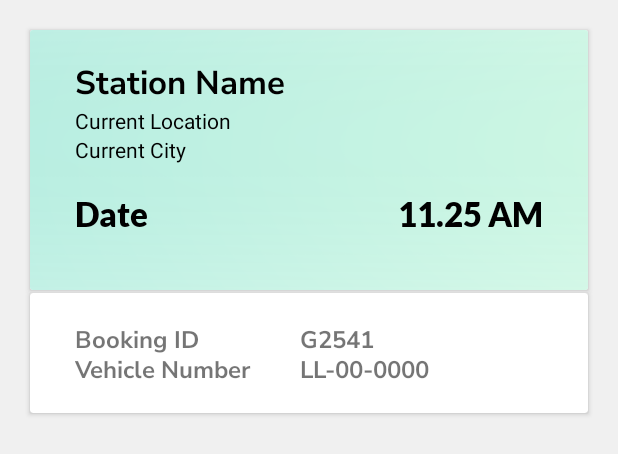
After one commit to prejin2310/Ev-Charging-App, an Android app: the layout rva_dapter.xml on its own in the app's theme, with its tools: preview values and no code run, on a phone screen of 412 x 824 dp. The commit adds this screen. Shown: the top 454 px of the screen. Run offline under Robolectric (Android 15) with nearby library versions, the phone set to English and light mode, and no system bars.

Commit message:
user booking details fetch

```diff
--- a/app/src/main/java/com/example/evjava/SelectTime.java
+++ b/app/src/main/java/com/example/evjava/SelectTime.java
@@ -100,8 +100,9 @@ public class SelectTime extends AppCompatActivity {
             @Override
             public void onClick(View view) {
                 String uid=currentFirebaseUser.getUid();
+                final String pushId = FirebaseDatabase.getInstance().getReference().push().getKey();
                 bookdb book=new bookdb(uid,stationname,stloc,stcity,sttype,TimePick,currentDate,"no");
-                firebaseDatabase.getReference().child("booking-details").push().setValue(book)
+                firebaseDatabase.getReference().child("booking-details").child(uid).child(pushId).setValue(book)
                         .addOnSuccessListener(new OnSuccessListener<Void>() {
                             @Override
                             public void onSuccess(Void unused) {
--- /dev/null
+++ b/app/src/main/res/layout/rva_dapter.xml
@@ -0,0 +1,152 @@
+<?xml version="1.0" encoding="utf-8"?>
+<RelativeLayout xmlns:android="http://schemas.android.com/apk/res/android"
+    android:layout_width="match_parent"
+    android:layout_height="match_parent"
+    android:background="#B0EDEDED"
+    android:orientation="vertical">
+
+    <androidx.cardview.widget.CardView
+        android:layout_width="match_parent"
+        android:layout_height="173dp"
+        android:layout_marginStart="20dp"
+        android:layout_marginTop="20dp"
+        android:layout_marginEnd="20dp">
+
+        <LinearLayout
+            android:id="@+id/linearLayout1"
+            android:layout_width="match_parent"
+            android:layout_height="match_parent"
+            android:background="@drawable/bg2"
+            android:orientation="vertical">
+
+            <LinearLayout
+                android:layout_width="match_parent"
+                android:layout_height="wrap_content"
+                android:layout_marginStart="30dp"
+                android:layout_marginTop="20dp"
+                android:layout_marginEnd="30dp"
+                android:orientation="horizontal">
+
+                <LinearLayout
+                    android:layout_width="wrap_content"
+                    android:layout_height="wrap_content"
+                    android:orientation="vertical">
+
+                    <TextView
+                        android:id="@+id/b_name"
+                        android:layout_width="wrap_content"
+                        android:layout_height="wrap_content"
+                        android:fontFamily="@font/nunito_sans_bold"
+                        android:text="Station Name"
+                        android:textColor="#000000"
+                        android:textSize="22sp" />
+
+                    <TextView
+                        android:layout_width="wrap_content"
+                        android:id="@+id/book_loc"
+                        android:layout_height="wrap_content"
+                        android:text="Current Location"
+                        android:textColor="#000000"
+                        android:textSize="14sp" />
+                    <TextView
+                        android:layout_width="wrap_content"
+                        android:id="@+id/book_city"
+                        android:layout_height="wrap_content"
+                        android:text="Current City"
+                        android:textColor="#000000"
+                        android:textSize="14sp" />
+                </LinearLayout>
+
+            </LinearLayout>
+
+            <LinearLayout
+                android:layout_width="match_parent"
+                android:layout_height="38dp"
+                android:layout_marginStart="30dp"
+                android:layout_marginTop="20dp"
+                android:layout_marginEnd="30dp"
+                android:orientation="horizontal">
+
+                <TextView
+                    android:id="@+id/book_date"
+                    android:layout_width="wrap_content"
+                    android:layout_height="wrap_content"
+                    android:text="Date"
+                    android:fontFamily="@font/lato_black"
+                    android:textColor="#000000"
+                    android:textSize="22sp" />
+
+                <RelativeLayout
+                    android:layout_width="match_parent"
+                    android:layout_height="match_parent">
+
+                    <TextView
+                        android:id="@+id/book_time"
+                        android:layout_width="wrap_content"
+                        android:layout_height="wrap_content"
+                        android:layout_alignParentEnd="true"
+                        android:layout_marginStart="6dp"
+                        android:text="11.25 AM"
+                        android:fontFamily="@font/lato_black"
+                        android:textColor="#000000"
+                        android:textSize="22sp" />
+                </RelativeLayout>
+
+            </LinearLayout>
+
+        </LinearLayout>
+
+    </androidx.cardview.widget.CardView>
+    <androidx.cardview.widget.CardView
+        android:layout_width="match_parent"
+        android:layout_height="80dp"
+        android:layout_marginStart="20dp"
+        android:layout_marginTop="195dp"
+        android:layout_marginEnd="20dp">
+        <LinearLayout
+            android:layout_width="match_parent"
+            android:layout_height="wrap_content"
+            android:layout_marginStart="30dp"
+            android:layout_marginTop="20dp"
+            android:layout_marginEnd="30dp"
+            android:orientation="horizontal">
+
+            <TextView
+                android:layout_width="150dp"
+                android:layout_height="wrap_content"
+                android:text="Booking ID"
+                android:fontFamily="@font/nunito_sans_bold"
+                android:textSize="16sp"/>
+            <TextView
+                android:layout_width="150dp"
+                android:layout_height="wrap_content"
+                android:text="G2541"
+                android:fontFamily="@font/nunito_sans_bold"
+                android:textSize="16sp"/>
+        </LinearLayout>
+        <LinearLayout
+            android:layout_width="match_parent"
+            android:layout_height="wrap_content"
+            android:layout_marginStart="30dp"
+            android:layout_marginTop="40dp"
+            android:layout_marginEnd="30dp"
+            android:orientation="horizontal">
+
+            <TextView
+                android:layout_width="150dp"
+                android:layout_height="wrap_content"
+                android:text="Vehicle Number"
+                android:fontFamily="@font/nunito_sans_bold"
+                android:textSize="16sp"/>
+            <TextView
+                android:layout_width="150dp"
+                android:layout_height="wrap_content"
+                android:text="LL-00-0000"
+                android:fontFamily="@font/nunito_sans_bold"
+                android:textSize="16sp"/>
+        </LinearLayout>
+
+
+    </androidx.cardview.widget.CardView>
+
+</RelativeLayout>
```
Also changed, not shown: app/src/main/java/com/example/evjava/BookRVAdapter.java (added, +61 -0 lines), app/src/main/java/com/example/evjava/BookingActivity.java (+54 -0 lines), app/src/main/res/layout/activity_booking.xml (+8 -12 lines), app/src/main/res/layout/activity_manage.xml (+8 -1 lines).
